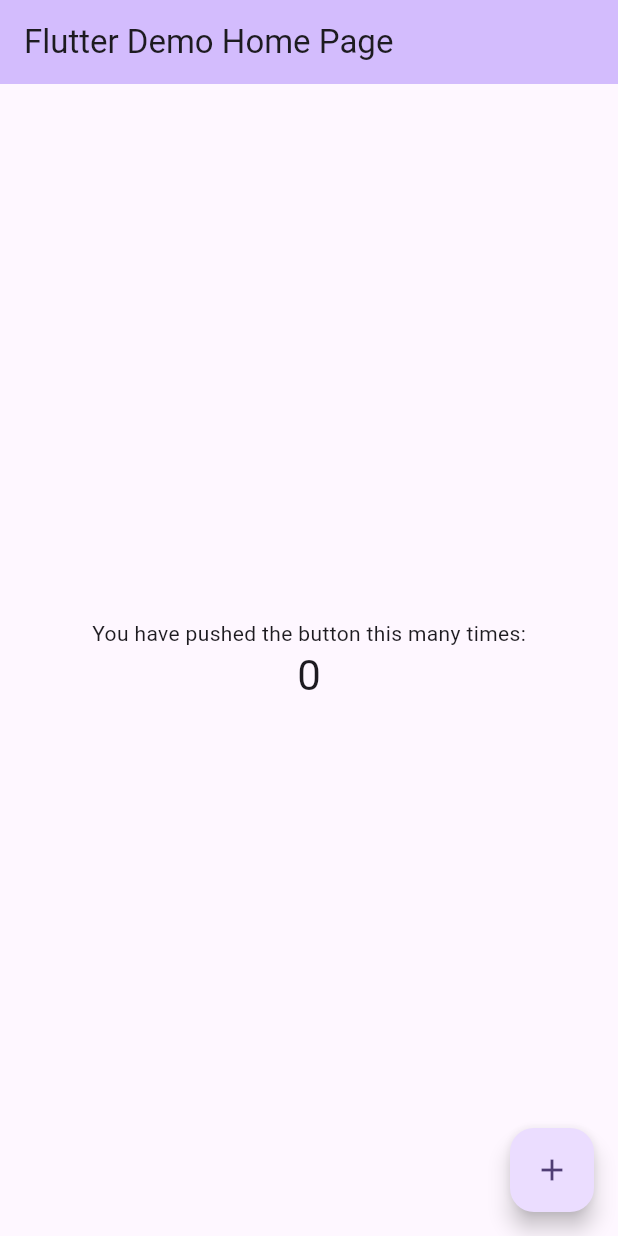
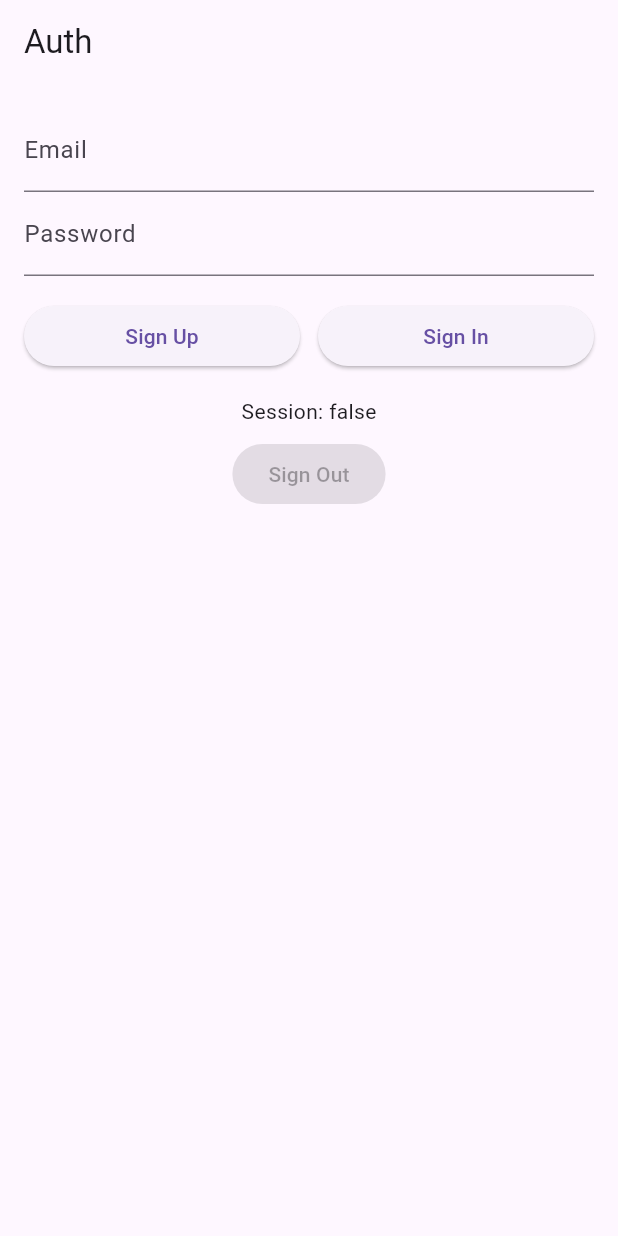
Before and after one commit to Farin25/real-live-achievement, a Flutter app: the screen it shows after launch, on a phone screen of 412 x 824 dp. Run offline on Flutter 3.47's test engine with Material 3 defaults, Android fonts, the phone set to English and light mode, and no system bars; our stand-ins replace app_links, flutter_dotenv, supabase_flutter; accounts and stored records are empty.

Commit message:
Refactor project structure and enhance authentication flow
- Update namespace and application ID in build.gradle.kts
- Add deep link support in AndroidManifest.xml
- Remove old MainActivity.kt and create new MainActivity.kt
- Implement authentication gate with AuthGate widget
- Create AuthPage for user sign-in and sign-up
- Create HomePage to display user information after login
- Add dotenv support for environment variables
- Update pubspec.yaml and pubspec.lock for new dependencies
- Enhance .gitignore to include sensitive files
- Add devtools_options.yaml for Dart & Flutter DevTools settings

```diff
--- /dev/null
+++ b/devtools_options.yaml
@@ -0,0 +1,3 @@
+description: This file stores settings for Dart & Flutter DevTools.
+documentation: https://docs.flutter.dev/tools/devtools/extensions#configure-extension-enablement-states
+extensions:
--- /dev/null
+++ b/lib/auth_gate.dart
@@ -0,0 +1,31 @@
+import 'package:flutter/material.dart';
+import 'package:supabase_flutter/supabase_flutter.dart';
+
+import 'auth_page.dart';
+import 'home_page.dart';
+
+class AuthGate extends StatelessWidget {
+  const AuthGate({super.key});
+
+  @override
+  Widget build(BuildContext context) {
+    return StreamBuilder<AuthState>(
+      stream: Supabase.instance.client.auth.onAuthStateChange,
+      builder: (context, snapshot) {
+        final session = Supabase.instance.client.auth.currentSession;
+
+        if (snapshot.connectionState == ConnectionState.waiting) {
+          return const Scaffold(
+            body: Center(child: CircularProgressIndicator()),
+          );
+        }
+
+        if (session == null) {
+          return const AuthPage();
+        }
+
+        return const HomePage();
+      },
+    );
+  }
+}
--- /dev/null
+++ b/lib/auth_page.dart
@@ -0,0 +1,110 @@
+import 'package:flutter/material.dart';
+import 'package:supabase_flutter/supabase_flutter.dart';
+
+class AuthPage extends StatefulWidget {
+  const AuthPage({super.key});
+
+  @override
+  State<AuthPage> createState() => _AuthPageState();
+}
+
+class _AuthPageState extends State<AuthPage> {
+  final _email = TextEditingController();
+  final _password = TextEditingController();
+  bool _loading = false;
+  String? _msg;
+
+  final supabase = Supabase.instance.client;
+
+  Future<void> _signUp() async {
+    setState(() { _loading = true; _msg = null; });
+    try {
+      await supabase.auth.signUp(
+        email: _email.text.trim(),
+        password: _password.text,
+      );
+      setState(() {
+        _msg = "Sign-up ok. Falls Email-Confirm an ist: Mail bestätigen.";
+      });
+    } catch (e) {
+      setState(() => _msg = "Error: $e");
+    } finally {
+      setState(() => _loading = false);
+    }
+  }
+
+  Future<void> _signIn() async {
+    setState(() { _loading = true; _msg = null; });
+    try {
+      await supabase.auth.signInWithPassword(
+        email: _email.text.trim(),
+        password: _password.text,
+      );
+      setState(() => _msg = "Logged in ✅");
+    } catch (e) {
+      setState(() => _msg = "Error: $e");
+    } finally {
+      setState(() => _loading = false);
+    }
+  }
+
+  Future<void> _signOut() async {
+    await supabase.auth.signOut();
+    setState(() => _msg = "Logged out");
+  }
+
+  @override
+  Widget build(BuildContext context) {
+    final session = supabase.auth.currentSession;
+
+    return Scaffold(
+      appBar: AppBar(title: const Text("Auth")),
+      body: Padding(
+        padding: const EdgeInsets.all(16),
+        child: Column(
+          children: [
+            TextField(
+              controller: _email,
+              decoration: const InputDecoration(labelText: "Email"),
+              keyboardType: TextInputType.emailAddress,
+            ),
+            TextField(
+              controller: _password,
+              decoration: const InputDecoration(labelText: "Password"),
+              obscureText: true,
+            ),
+            const SizedBox(height: 16),
+            if (_loading) const CircularProgressIndicator(),
+            if (!_loading)
+              Row(
+                children: [
+                  Expanded(
+                    child: ElevatedButton(
+                      onPressed: _signUp,
+                      child: const Text("Sign Up"),
+                    ),
+                  ),
+                  const SizedBox(width: 12),
+                  Expanded(
+                    child: ElevatedButton(
+                      onPressed: _signIn,
+                      child: const Text("Sign In"),
+                    ),
+                  ),
+                ],
+              ),
+            const SizedBox(height: 16),
+            Text("Session: ${session != null}"),
+            const SizedBox(height: 8),
+            ElevatedButton(
+              onPressed: session != null ? _signOut : null,
+              child: const Text("Sign Out"),
+            ),
+            const SizedBox(height: 16),
+            if (_msg != null) Text(_msg!, style: const TextStyle(fontSize: 12)),
+          ],
+        ),
+      ),
+    );
+  }
+}
--- a/lib/main.dart
+++ b/lib/main.dart
@@ -1,122 +1,51 @@
 import 'package:flutter/material.dart';
+import 'package:supabase_flutter/supabase_flutter.dart';
+import 'package:flutter_dotenv/flutter_dotenv.dart';
+import 'package:app_links/app_links.dart';
 
-void main() {
+import 'auth_gate.dart';
+
+Future<void> main() async {
+  WidgetsFlutterBinding.ensureInitialized();
+
+  await dotenv.load(fileName: ".env");
+
+  await Supabase.initialize(
+    url: dotenv.env['SUPABASE_URL']!,
+    anonKey: dotenv.env['SUPABASE_ANON_KEY']!,
+  );
+
+  final supabase = Supabase.instance.client;
+  final appLinks = AppLinks();
+
+  // Deep link handler (Email confirm / magic link)
+  appLinks.uriLinkStream.listen((uri) async {
+    try {
+      final code = uri.queryParameters['code'];
+
+      // PKCE code flow (most common for Supabase email links)
+      if (code != null && code.isNotEmpty) {
+        await supabase.auth.exchangeCodeForSession(code);
+        return;
+      }
+
+      // Fallback (if tokens are provided in URL)
+      await supabase.auth.getSessionFromUrl(uri);
+    } catch (e) {
+      debugPrint('Auth deep link error: $e');
+    }
+  });
+
   runApp(const MyApp());
 }
 
 class MyApp extends StatelessWidget {
   const MyApp({super.key});
 
-  // This widget is the root of your application.
   @override
   Widget build(BuildContext context) {
-    return MaterialApp(
-      title: 'Flutter Demo',
-      theme: ThemeData(
-        // This is the theme of your application.
-        //
-        // TRY THIS: Try running your application with "flutter run". You'll see
-        // the application has a purple toolbar. Then, without quitting the app,
-        // try changing the seedColor in the colorScheme below to Colors.green
-        // and then invoke "hot reload" (save your changes or press the "hot
-        // reload" button in a Flutter-supported IDE, or press "r" if you used
-        // the command line to start the app).
-        //
-        // Notice that the counter didn't reset back to zero; the application
-        // state is not lost during the reload. To reset the state, use hot
-        // restart instead.
-        //
-        // This works for code too, not just values: Most code changes can be
-        // tested with just a hot reload.
-        colorScheme: .fromSeed(seedColor: Colors.deepPurple),
-      ),
-      home: const MyHomePage(title: 'Flutter Demo Home Page'),
+    return const MaterialApp(
+      home: AuthGate(),
     );
   }
 }
-
-class MyHomePage extends StatefulWidget {
-  const MyHomePage({super.key, required this.title});
-
-  // This widget is the home page of your application. It is stateful, meaning
-  // that it has a State object (defined below) that contains fields that affect
-  // how it looks.
-
-  // This class is the configuration for the state. It holds the values (in this
-  // case the title) provided by the parent (in this case the App widget) and
-  // used by the build method of the State. Fields in a Widget subclass are
-  // always marked "final".
-
-  final String title;
-
-  @override
-  State<MyHomePage> createState() => _MyHomePageState();
-}
-
-class _MyHomePageState extends State<MyHomePage> {
-  int _counter = 0;
-
-  void _incrementCounter() {
-    setState(() {
-      // This call to setState tells the Flutter framework that something has
-      // changed in this State, which causes it to rerun the build method below
-      // so that the display can reflect the updated values. If we changed
-      // _counter without calling setState(), then the build method would not be
-      // called again, and so nothing would appear to happen.
-      _counter++;
-    });
-  }
-
-  @override
-  Widget build(BuildContext context) {
-    // This method is rerun every time setState is called, for instance as done
-    // by the _incrementCounter method above.
-    //
-    // The Flutter framework has been optimized to make rerunning build methods
-    // fast, so that you can just rebuild anything that needs updating rather
-    // than having to individually change instances of widgets.
-    return Scaffold(
-      appBar: AppBar(
-        // TRY THIS: Try changing the color here to a specific color (to
-        // Colors.amber, perhaps?) and trigger a hot reload to see the AppBar
-        // change color while the other colors stay the same.
-        backgroundColor: Theme.of(context).colorScheme.inversePrimary,
-        // Here we take the value from the MyHomePage object that was created by
-        // the App.build method, and use it to set our appbar title.
-        title: Text(widget.title),
-      ),
-      body: Center(
-        // Center is a layout widget. It takes a single child and positions it
-        // in the middle of the parent.
-        child: Column(
-          // Column is also a layout widget. It takes a list of children and
-          // arranges them vertically. By default, it sizes itself to fit its
-          // children horizontally, and tries to be as tall as its parent.
-          //
-          // Column has various properties to control how it sizes itself and
-          // how it positions its children. Here we use mainAxisAlignment to
-          // center the children vertically; the main axis here is the vertical
-          // axis because Columns are vertical (the cross axis would be
-          // horizontal).
-          //
-          // TRY THIS: Invoke "debug painting" (choose the "Toggle Debug Paint"
-          // action in the IDE, or press "p" in the console), to see the
-          // wireframe for each widget.
-          mainAxisAlignment: .center,
-          children: [
-            const Text('You have pushed the button this many times:'),
-            Text(
-              '$_counter',
-              style: Theme.of(context).textTheme.headlineMedium,
-            ),
-          ],
-        ),
-      ),
-      floatingActionButton: FloatingActionButton(
-        onPressed: _incrementCounter,
-        tooltip: 'Increment',
-        child: const Icon(Icons.add),
-      ),
-    );
-  }
-}
```
Also changed, not shown: lib/home_page.dart (added, +31 -0 lines), pubspec.yaml (+9 -3 lines), pubspec.lock, 5 other files.
